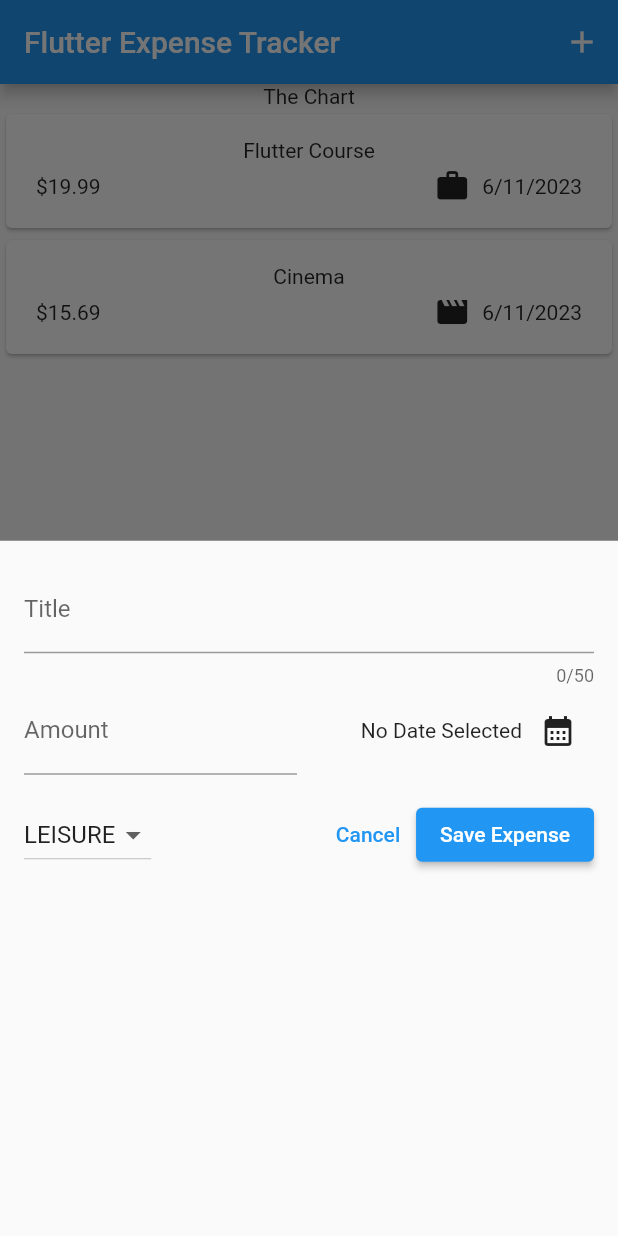
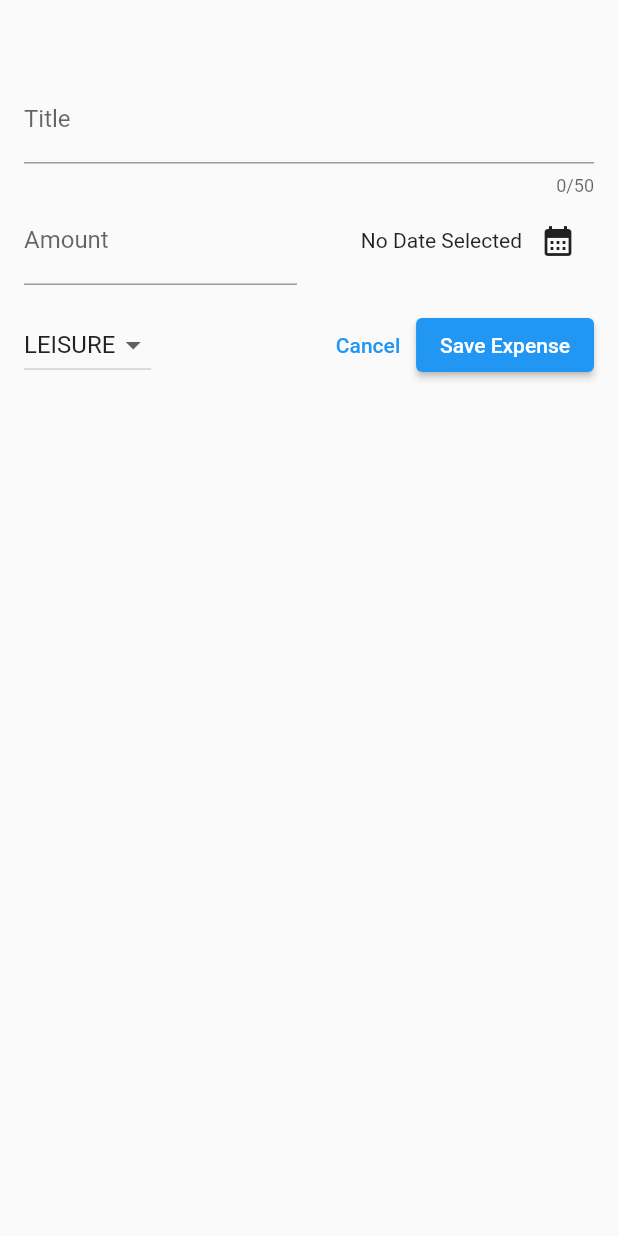
Before and after one commit to godomainz/expense_tracker, a Flutter app: the screen it shows after launch, after a tap on the "add" icon, on a phone screen of 412 x 824 dp. Run offline on Flutter 3.47's test engine with Material 2 defaults, Android fonts, the phone set to English and light mode, and no system bars.

Commit message:
118. Creating a Fullscreen Modal

```diff
--- a/lib/widgets/expenses.dart
+++ b/lib/widgets/expenses.dart
@@ -26,6 +26,7 @@ class _ExpensesState extends State<Expenses> {
 
   void _openAddExenseOverlay() {
     showModalBottomSheet(
+        isScrollControlled: true,
         context: context,
         builder: (ctx) => NewExpense(onAddExpense: _addexpense));
   }
--- a/lib/widgets/new_expense.dart
+++ b/lib/widgets/new_expense.dart
@@ -58,6 +58,7 @@ class _NewExpenseState extends State<NewExpense> {
         amount: enteredAmount,
         date: _selectedDate!,
         category: _selectedCategory));
+    Navigator.pop(context);
   }
 
   @override
@@ -70,7 +71,7 @@ class _NewExpenseState extends State<NewExpense> {
   @override
   Widget build(BuildContext context) {
     return Padding(
-      padding: const EdgeInsets.all(16),
+      padding: const EdgeInsets.fromLTRB(16, 50, 16, 16),
       child: Column(
         children: [
           TextField(
```
